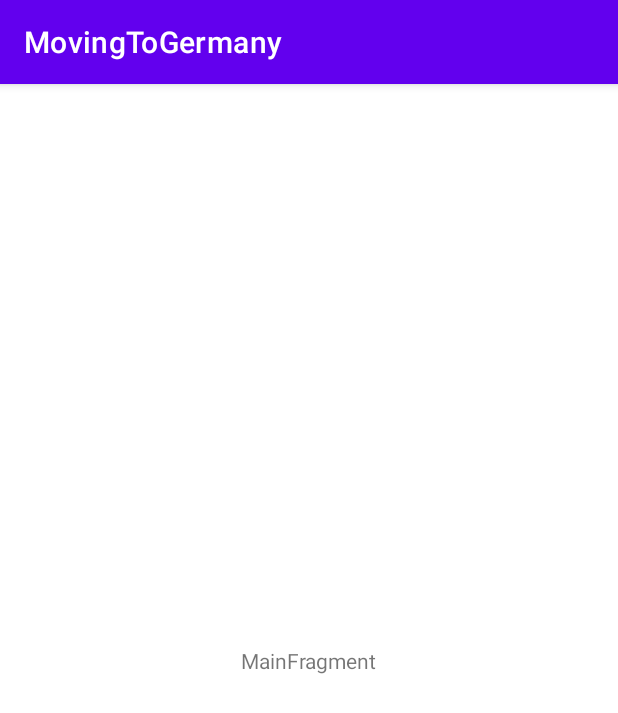
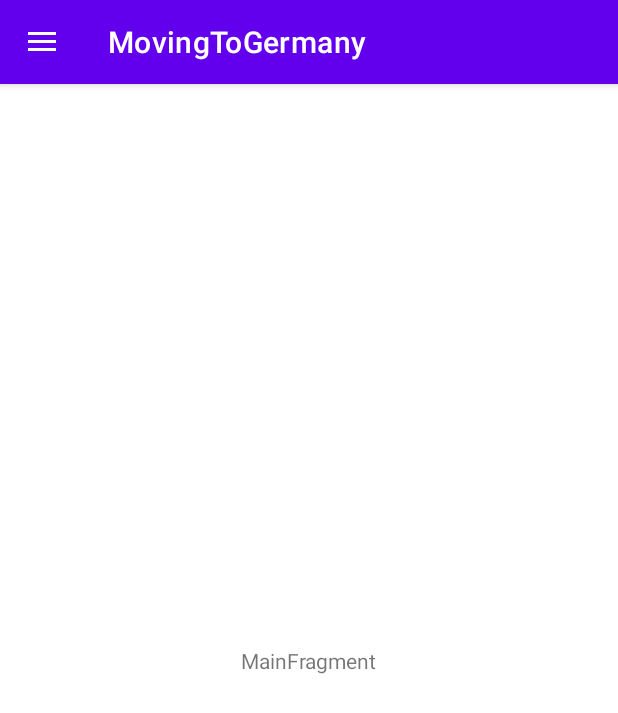
Before and after one commit to ritwikshanker/MovingToGermany, an Android app: the screen it shows after launch (MainActivity), on a phone screen of 412 x 824 dp. Shown: the top 713 px of the screen. Run offline under Robolectric (Android 15) with nearby library versions, the phone set to English and light mode, and no system bars; libraries missing offline, so code that uses them is left out: com.mikepenz.materialdrawer.

Commit message:
Added Navigation Drawer

```diff
--- a/app/src/main/java/com/moving/germany/MainActivity.kt
+++ b/app/src/main/java/com/moving/germany/MainActivity.kt
@@ -2,17 +2,48 @@ package com.moving.germany
 
 import androidx.appcompat.app.AppCompatActivity
 import android.os.Bundle
+import android.view.MenuItem
+import android.view.View
+import android.widget.Toolbar
+import androidx.appcompat.app.ActionBarDrawerToggle
 import com.moving.germany.ui.main.MainFragment
+import androidx.drawerlayout.widget.DrawerLayout
+import androidx.annotation.NonNull
+import com.mikepenz.materialdrawer.model.DividerDrawerItem
+import com.mikepenz.materialdrawer.model.PrimaryDrawerItem
+import com.mikepenz.materialdrawer.model.SecondaryDrawerItem
+import com.mikepenz.materialdrawer.model.interfaces.nameRes
+
 
 class MainActivity : AppCompatActivity() {
+
+    private lateinit var drawerLayout: DrawerLayout
+    private lateinit var actionBarDrawerToggle: ActionBarDrawerToggle
 
     override fun onCreate(savedInstanceState: Bundle?) {
         super.onCreate(savedInstanceState)
         setContentView(R.layout.main_activity)
+        drawerLayout = findViewById(R.id.my_drawer_layout)
+        actionBarDrawerToggle =
+            ActionBarDrawerToggle(this, drawerLayout, R.string.nav_open, R.string.nav_close)
+        drawerLayout.addDrawerListener(actionBarDrawerToggle)
+        actionBarDrawerToggle.syncState()
+
+        // to make the Navigation drawer icon always appear on the action bar
+
+        // to make the Navigation drawer icon always appear on the action bar
+        supportActionBar!!.setDisplayHomeAsUpEnabled(true)
+
         if (savedInstanceState == null) {
             supportFragmentManager.beginTransaction()
                 .replace(R.id.container, MainFragment.newInstance())
                 .commitNow()
         }
     }
+
+    override fun onOptionsItemSelected(item: MenuItem): Boolean {
+        return if (actionBarDrawerToggle.onOptionsItemSelected(item)) {
+            true
+        } else super.onOptionsItemSelected(item)
+    }
 }
--- a/app/src/main/res/layout/main_activity.xml
+++ b/app/src/main/res/layout/main_activity.xml
@@ -1,7 +1,35 @@
 <?xml version="1.0" encoding="utf-8"?>
-<FrameLayout xmlns:android="http://schemas.android.com/apk/res/android"
+
+<!--the root view must be the DrawerLayout-->
+<androidx.drawerlayout.widget.DrawerLayout xmlns:android="http://schemas.android.com/apk/res/android"
+    xmlns:app="http://schemas.android.com/apk/res-auto"
     xmlns:tools="http://schemas.android.com/tools"
-    android:id="@+id/container"
+    android:id="@+id/my_drawer_layout"
     android:layout_width="match_parent"
     android:layout_height="match_parent"
-    tools:context=".MainActivity" />
+    tools:context=".MainActivity"
+    tools:ignore="HardcodedText">
+
+    <LinearLayout
+        android:layout_width="match_parent"
+        android:layout_height="match_parent"
+        android:orientation="vertical">
+
+        <FrameLayout
+            android:id="@+id/container"
+            android:layout_width="match_parent"
+            android:layout_height="match_parent"
+            app:layout_behavior="@string/appbar_scrolling_view_behavior" />
+    </LinearLayout>
+
+    <!--this the navigation view which draws
+        and shows the navigation drawer-->
+    <!--include the menu created in the menu folder-->
+    <com.google.android.material.navigation.NavigationView
+        android:layout_width="wrap_content"
+        android:layout_height="match_parent"
+        android:layout_gravity="start"
+        app:headerLayout="@layout/nav_header_main"
+        app:menu="@menu/navigation_menu" />
+
+</androidx.drawerlayout.widget.DrawerLayout>
--- /dev/null
+++ b/app/src/main/res/menu/navigation_menu.xml
@@ -0,0 +1,18 @@
+<?xml version="1.0" encoding="utf-8"?>
+<menu xmlns:android="http://schemas.android.com/apk/res/android"
+    xmlns:tools="http://schemas.android.com/tools"
+    tools:ignore="HardcodedText">
+
+    <item
+        android:id="@+id/nav_account"
+        android:title="My Account" />
+
+    <item
+        android:id="@+id/nav_settings"
+        android:title="Settings" />
+
+    <item
+        android:id="@+id/nav_logout"
+        android:title="Logout" />
+
+</menu>
```
Also changed, not shown: app/src/main/res/layout/nav_header_main.xml (added, +35 -0 lines), app/src/main/res/values/dimens.xml (added, +8 -0 lines), app/src/main/res/values/strings.xml (+12 -0 lines).
